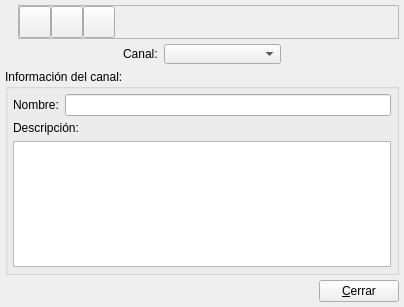
Qt form bulmages/bulmacont/src/contabilidad/canalbase.ui (eboladev/Bulmages-1) before a commit.
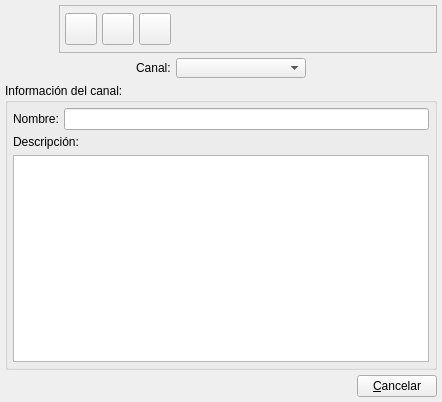
The same form after that commit. Icons and pictures are not drawn. Custom widgets are drawn as their Qt base class.

Patch:
```diff
--- a/bulmages/bulmacont/src/contabilidad/canalbase.ui
+++ b/bulmages/bulmacont/src/contabilidad/canalbase.ui
@@ -8,8 +8,8 @@
    <rect>
     <x>0</x>
     <y>0</y>
-    <width>404</width>
-    <height>307</height>
+    <width>442</width>
+    <height>402</height>
    </rect>
   </property>
   <property name="windowTitle" >
@@ -35,6 +35,18 @@
      </property>
      <item>
       <widget class="QLabel" name="label" >
+       <property name="minimumSize" >
+        <size>
+         <width>48</width>
+         <height>48</height>
+        </size>
+       </property>
+       <property name="maximumSize" >
+        <size>
+         <width>48</width>
+         <height>48</height>
+        </size>
+       </property>
        <property name="text" >
         <string/>
        </property>
@@ -45,6 +57,12 @@
      </item>
      <item>
       <widget class="QFrame" name="frame" >
+       <property name="sizePolicy" >
+        <sizepolicy vsizetype="Preferred" hsizetype="Preferred" >
+         <horstretch>0</horstretch>
+         <verstretch>0</verstretch>
+        </sizepolicy>
+       </property>
        <property name="frameShape" >
         <enum>QFrame::StyledPanel</enum>
        </property>
@@ -52,11 +70,20 @@
         <enum>QFrame::Raised</enum>
        </property>
        <layout class="QHBoxLayout" >
-        <property name="margin" >
-         <number>0</number>
-        </property>
         <property name="spacing" >
-         <number>0</number>
+         <number>5</number>
+        </property>
+        <property name="leftMargin" >
+         <number>5</number>
+        </property>
+        <property name="topMargin" >
+         <number>5</number>
+        </property>
+        <property name="rightMargin" >
+         <number>5</number>
+        </property>
+        <property name="bottomMargin" >
+         <number>5</number>
         </property>
         <item>
          <widget class="QToolButton" name="mui_crear" >
@@ -169,7 +196,19 @@
       <number>0</number>
      </property>
      <property name="spacing" >
-      <number>6</number>
+      <number>5</number>
+     </property>
+     <property name="leftMargin" >
+      <number>0</number>
+     </property>
+     <property name="topMargin" >
+      <number>0</number>
+     </property>
+     <property name="rightMargin" >
+      <number>0</number>
+     </property>
+     <property name="bottomMargin" >
+      <number>0</number>
      </property>
      <item>
       <spacer>
@@ -194,9 +233,7 @@
      <item>
       <widget class="BusquedaCanal" name="mui_idcanal" >
        <property name="sizePolicy" >
-        <sizepolicy>
-         <hsizetype>7</hsizetype>
-         <vsizetype>13</vsizetype>
+        <sizepolicy vsizetype="Ignored" hsizetype="Expanding" >
          <horstretch>0</horstretch>
          <verstretch>0</verstretch>
         </sizepolicy>
@@ -239,7 +276,19 @@
          <number>0</number>
         </property>
         <property name="spacing" >
-         <number>6</number>
+         <number>5</number>
+        </property>
+        <property name="leftMargin" >
+         <number>0</number>
+        </property>
+        <property name="topMargin" >
+         <number>0</number>
+        </property>
+        <property name="rightMargin" >
+         <number>0</number>
+        </property>
+        <property name="bottomMargin" >
+         <number>0</number>
         </property>
         <item>
          <widget class="QLabel" name="textLabel1" >
@@ -282,7 +331,19 @@
       <number>0</number>
      </property>
      <property name="spacing" >
-      <number>6</number>
+      <number>5</number>
+     </property>
+     <property name="leftMargin" >
+      <number>0</number>
+     </property>
+     <property name="topMargin" >
+      <number>0</number>
+     </property>
+     <property name="rightMargin" >
+      <number>0</number>
+     </property>
+     <property name="bottomMargin" >
+      <number>0</number>
      </property>
      <item>
       <spacer>
@@ -303,7 +364,7 @@
      <item>
       <widget class="QPushButton" name="pushButton2" >
        <property name="text" >
-        <string>&amp;Cerrar</string>
+        <string>&amp;Cancelar</string>
        </property>
       </widget>
      </item>
```
Left out of the diff: 82 changed lines with no effect on the pictures.
